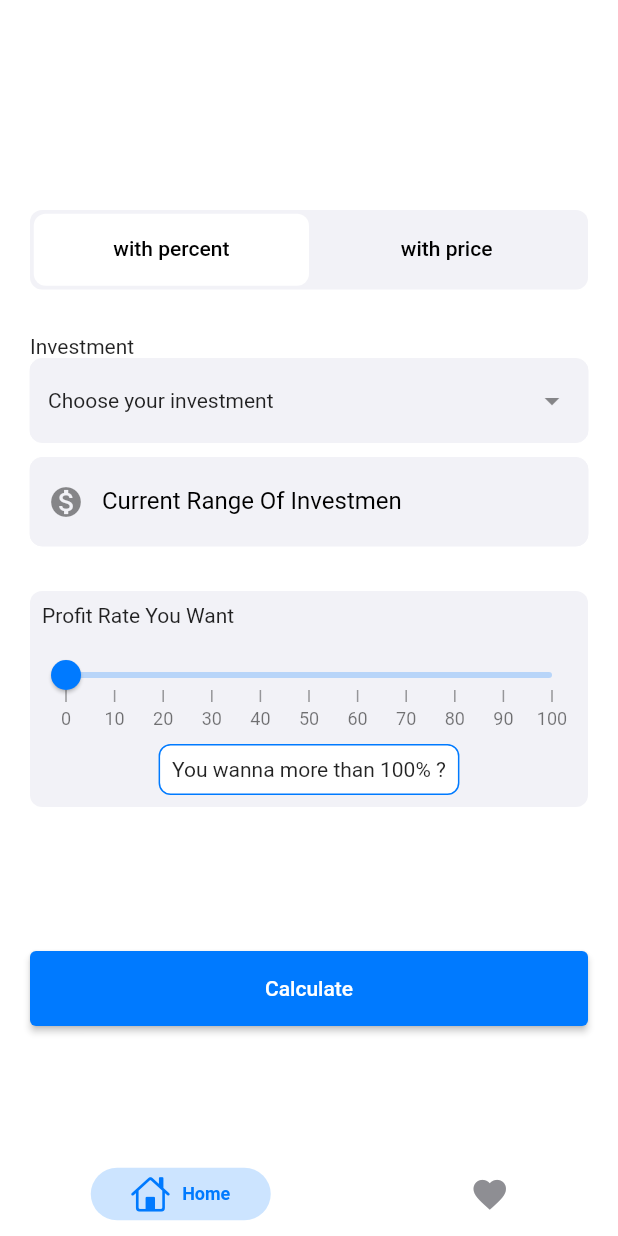
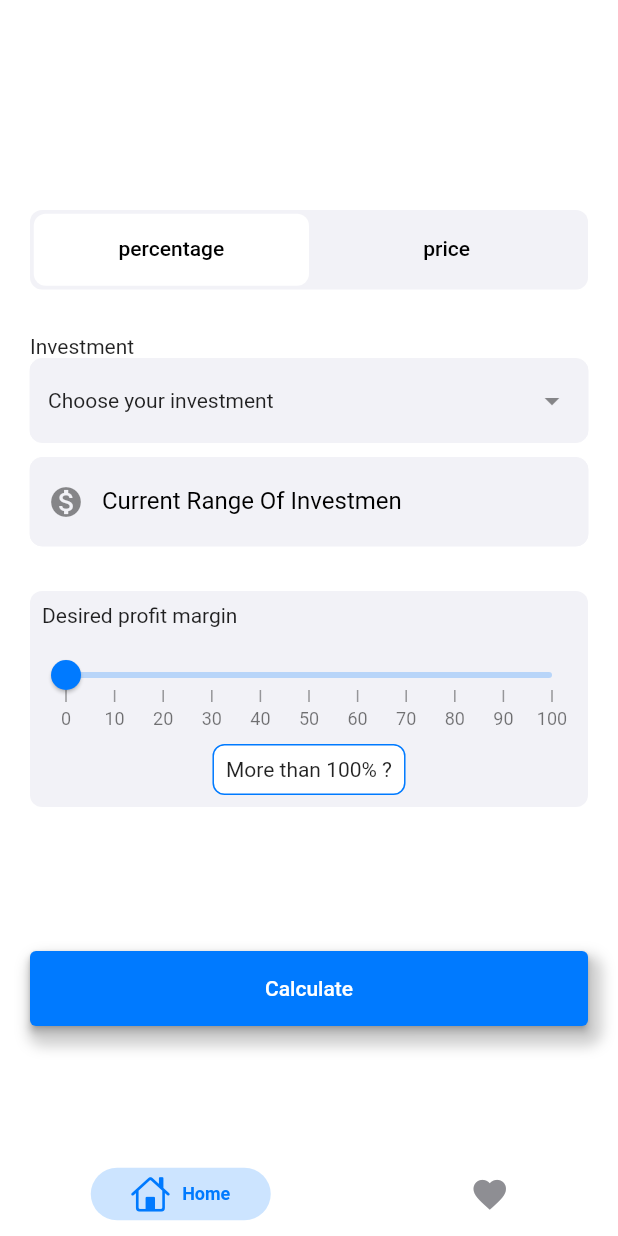
Before and after one commit to goldenmoon67/investmentCalculator, a Flutter app: the screen it shows after launch, on a phone screen of 412 x 824 dp. Run offline on Flutter 3.47's test engine with Material 2 defaults, Android fonts, the phone set to English and light mode, and no system bars; drawn by our look-alikes of dropdown_search, persistent_bottom_nav_bar, syncfusion_flutter_sliders; our stand-ins replace bloc, cached_network_image, equatable, flutter_bloc, flutter_easyloading, get_it and 2 more; accounts and stored records are empty; generated files the repository leaves out were written again.

```diff
--- a/lib/src/consts/colors/app_colors.dart
+++ b/lib/src/consts/colors/app_colors.dart
@@ -5,4 +5,5 @@ class AppColors {
   static MaterialStateProperty<Color?> blueButtonColor =
       MaterialStateProperty.all(const Color.fromRGBO(0, 122, 255, 1));
   static Color blueColor = const Color.fromRGBO(0, 122, 255, 1);
+  static Color greenColor = const Color(0xFF05B72C);
 }
--- a/lib/src/widgets/buttons/calculate_button.dart
+++ b/lib/src/widgets/buttons/calculate_button.dart
@@ -7,7 +7,20 @@ class CalculateButton extends StatelessWidget {
 
   @override
   Widget build(BuildContext context) {
-    return ElevatedButton(
+    return Container(
+      decoration: BoxDecoration(
+        color: AppColors.greyColor,
+        borderRadius: BorderRadius.circular(10),
+        boxShadow: [
+          BoxShadow(
+            color: Colors.grey.withOpacity(0.5),
+            spreadRadius: 5,
+            blurRadius: 7,
+            offset: const Offset(4, 8),
+          ),
+        ],
+      ),
+      child: ElevatedButton(
         style: ButtonStyle(backgroundColor: AppColors.blueButtonColor),
         onPressed: onPress,
         child: SizedBox(
@@ -22,6 +35,7 @@ class CalculateButton extends StatelessWidget {
             ),
           ),
         ),
+      ),
     );
   }
 }
--- a/lib/src/widgets/tabbars/tabs/tabbar.dart
+++ b/lib/src/widgets/tabbars/tabs/tabbar.dart
@@ -32,7 +32,7 @@ class _TabbarWidgetState extends State<TabbarWidget> {
             Tab(
               child: Tab(
                 child: Text(
-                  "with percent",
+                  "percentage",
                   style: TextStyle(
                     color: Colors.black,
                   ),
@@ -41,7 +41,7 @@ class _TabbarWidgetState extends State<TabbarWidget> {
             ),
             Tab(
               icon: Text(
-                "with price",
+                "price",
                 style: TextStyle(color: Colors.black),
               ),
             ),
--- a/lib/src/widgets/tabbars/views/percent_tabview.dart
+++ b/lib/src/widgets/tabbars/views/percent_tabview.dart
@@ -40,7 +40,7 @@ class _PercentTabViewState extends State<PercentTabView> {
                   children: [
                     const Padding(
                       padding: EdgeInsets.all(8.0),
-                      child: Text("Profit Rate You Want"),
+                      child: Text("Desired profit margin"),
                     ),
                     const SliderWidget(),
                     SizedBox(
@@ -61,7 +61,7 @@ class _PercentTabViewState extends State<PercentTabView> {
                             },
                             child: const Padding(
                               padding: EdgeInsets.all(8.0),
-                              child: Text("You wanna more than 100% ?"),
+                              child: Text("More than 100% ?"),
                             ),
                           ),
                         ),
--- a/lib/src/widgets/tabbars/views/price_tabview.dart
+++ b/lib/src/widgets/tabbars/views/price_tabview.dart
@@ -28,7 +28,7 @@ class PriceTabView extends StatelessWidget {
             prefixIcon: const Icon(Icons.wallet),
             controller: howMuchTextController,
             inputType: TextInputType.number,
-            label: "How Much You Got",
+            label: "How many",
             validator: ((value) {
               return priceValidator(context, value);
             }),
@@ -46,7 +46,7 @@ class PriceTabView extends StatelessWidget {
             prefixIcon: const Icon(Icons.attach_money_outlined),
             controller: expectingProfitController,
             inputType: TextInputType.number,
-            label: "Expecting Profit Range",
+            label: "Desired earnings",
             validator: ((value) {
               return priceValidator(context, value);
             }),
```
Also changed, not shown: lib/src/modules/favorite/screen/favorite_screen.dart (+136 -16 lines), assets/images/fav_banner.jpg. Lines whose indentation alone changed are shown as unchanged.
